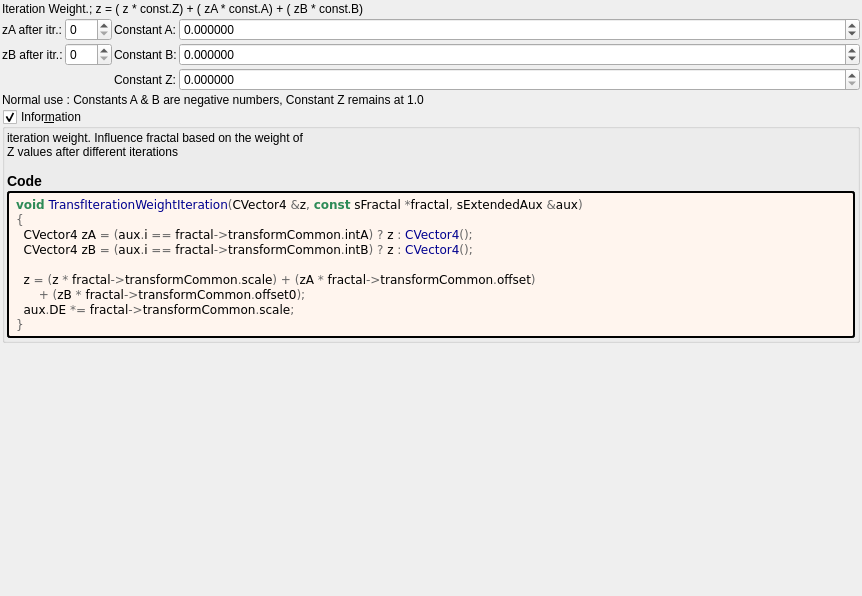
Qt form mandelbulber2/formula/ui/transf_iteration_weight.ui (buddhi1980/mandelbulber2) before a commit.
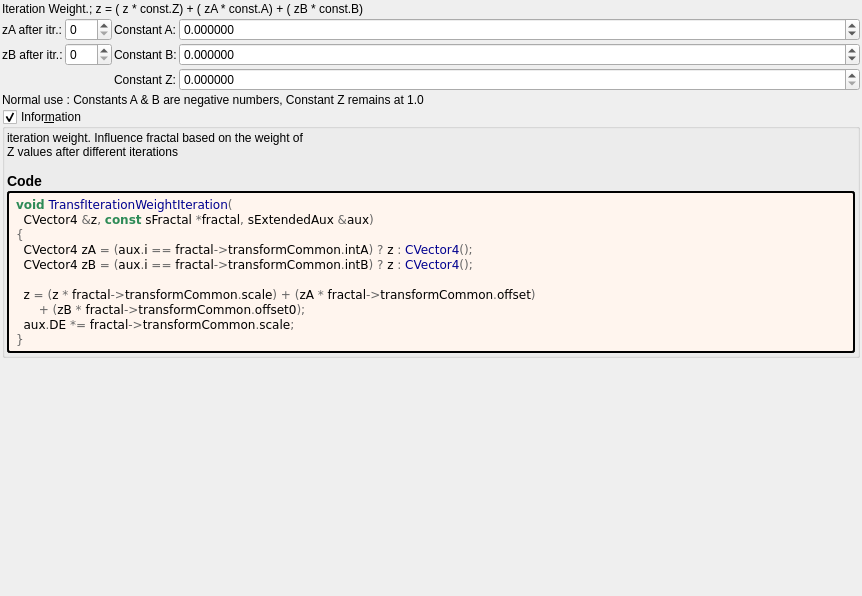
The same form after that commit. Custom widgets are drawn as their Qt base class.

The edit to the form file:
```diff
--- a/mandelbulber2/formula/ui/transf_iteration_weight.ui
+++ b/mandelbulber2/formula/ui/transf_iteration_weight.ui
@@ -259,7 +259,8 @@
         </property>
         <property name="text">
          <string notr="true">&lt;body style=&quot;background-color:#fff5ee&quot;&gt;
-&lt;pre style=&quot;color:#000000; background-color:#fff5ee;  font-family:'Courier New',monospace;&quot;&gt;&lt;span style=&quot;color:#2e8b57; font-weight:bold&quot;&gt;void&lt;/span&gt; &lt;span style=&quot;color:#00008f&quot;&gt;TransfIterationWeightIteration&lt;/span&gt;&lt;span style=&quot;color:#676767&quot;&gt;(&lt;/span&gt;CVector4 &lt;span style=&quot;color:#676767&quot;&gt;&amp;amp;&lt;/span&gt;z&lt;span style=&quot;color:#676767&quot;&gt;,&lt;/span&gt; &lt;span style=&quot;color:#2e8b57; font-weight:bold&quot;&gt;const&lt;/span&gt; sFractal &lt;span style=&quot;color:#676767&quot;&gt;*&lt;/span&gt;fractal&lt;span style=&quot;color:#676767&quot;&gt;,&lt;/span&gt; sExtendedAux &lt;span style=&quot;color:#676767&quot;&gt;&amp;amp;&lt;/span&gt;aux&lt;span style=&quot;color:#676767&quot;&gt;)&lt;/span&gt;
+&lt;pre style=&quot;color:#000000; background-color:#fff5ee;  font-family:'Courier New',monospace;&quot;&gt;&lt;span style=&quot;color:#2e8b57; font-weight:bold&quot;&gt;void&lt;/span&gt; &lt;span style=&quot;color:#00008f&quot;&gt;TransfIterationWeightIteration&lt;/span&gt;&lt;span style=&quot;color:#676767&quot;&gt;(&lt;/span&gt;
+  CVector4 &lt;span style=&quot;color:#676767&quot;&gt;&amp;amp;&lt;/span&gt;z&lt;span style=&quot;color:#676767&quot;&gt;,&lt;/span&gt; &lt;span style=&quot;color:#2e8b57; font-weight:bold&quot;&gt;const&lt;/span&gt; sFractal &lt;span style=&quot;color:#676767&quot;&gt;*&lt;/span&gt;fractal&lt;span style=&quot;color:#676767&quot;&gt;,&lt;/span&gt; sExtendedAux &lt;span style=&quot;color:#676767&quot;&gt;&amp;amp;&lt;/span&gt;aux&lt;span style=&quot;color:#676767&quot;&gt;)&lt;/span&gt;
 &lt;span style=&quot;color:#676767&quot;&gt;{&lt;/span&gt;
   CVector4 zA &lt;span style=&quot;color:#676767&quot;&gt;= (&lt;/span&gt;aux&lt;span style=&quot;color:#676767&quot;&gt;.&lt;/span&gt;i &lt;span style=&quot;color:#676767&quot;&gt;==&lt;/span&gt; fractal&lt;span style=&quot;color:#676767&quot;&gt;-&amp;gt;&lt;/span&gt;transformCommon&lt;span style=&quot;color:#676767&quot;&gt;.&lt;/span&gt;intA&lt;span style=&quot;color:#676767&quot;&gt;) ?&lt;/span&gt; z &lt;span style=&quot;color:#676767&quot;&gt;:&lt;/span&gt; &lt;span style=&quot;color:#00008f&quot;&gt;CVector4&lt;/span&gt;&lt;span style=&quot;color:#676767&quot;&gt;();&lt;/span&gt;
   CVector4 zB &lt;span style=&quot;color:#676767&quot;&gt;= (&lt;/span&gt;aux&lt;span style=&quot;color:#676767&quot;&gt;.&lt;/span&gt;i &lt;span style=&quot;color:#676767&quot;&gt;==&lt;/span&gt; fractal&lt;span style=&quot;color:#676767&quot;&gt;-&amp;gt;&lt;/span&gt;transformCommon&lt;span style=&quot;color:#676767&quot;&gt;.&lt;/span&gt;intB&lt;span style=&quot;color:#676767&quot;&gt;) ?&lt;/span&gt; z &lt;span style=&quot;color:#676767&quot;&gt;:&lt;/span&gt; &lt;span style=&quot;color:#00008f&quot;&gt;CVector4&lt;/span&gt;&lt;span style=&quot;color:#676767&quot;&gt;();&lt;/span&gt;
```
